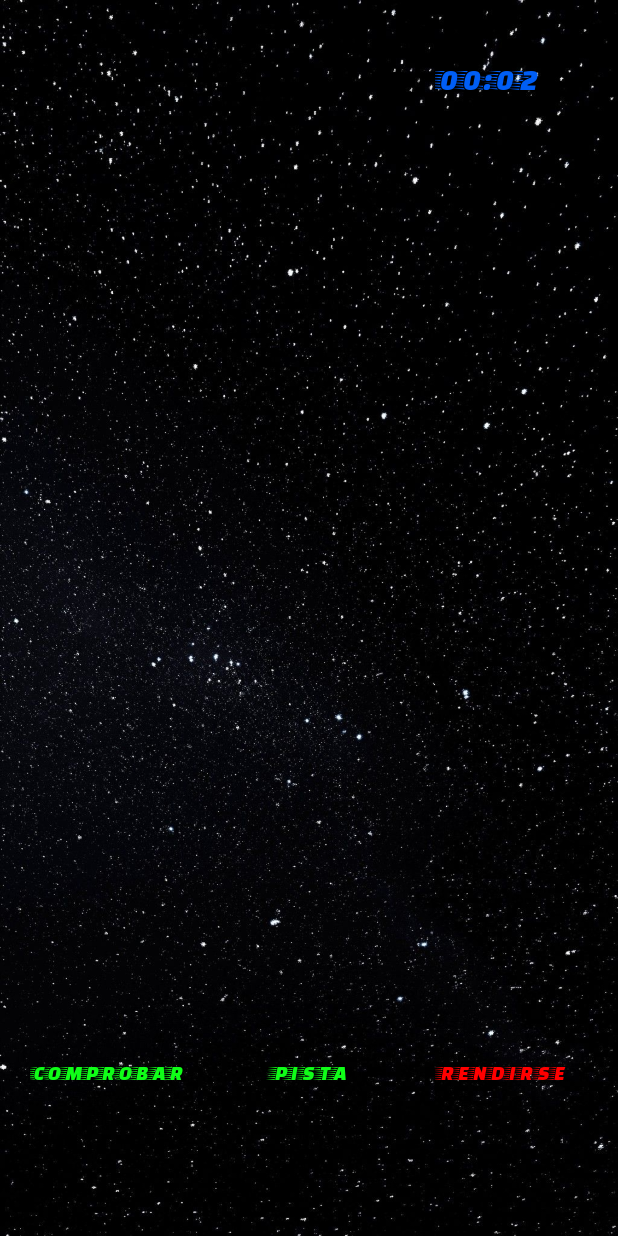
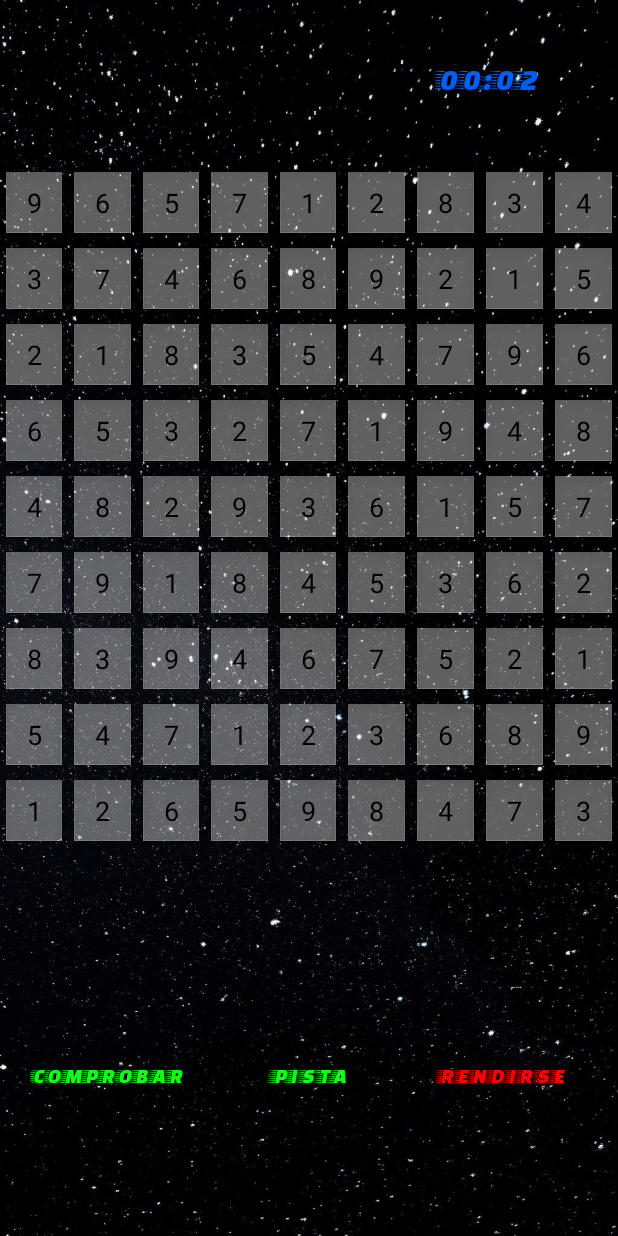
Before and after one commit to GabrielPerezLago/Sudoku_Kt, an Android app built with Jetpack Compose: the SudokuActivity screen opened directly, with no data from a screen before it, on a phone screen of 412 x 824 dp. Run offline under Robolectric (Android 15) with nearby library versions, the phone set to English and light mode, and no system bars.

Commit message:
25.12.01 Sudoku Renderizado

```diff
--- /dev/null
+++ b/app/src/main/java/com/gabri/sudoku/controller/SudokuController.kt
@@ -0,0 +1,153 @@
+package com.gabri.sudoku.controller
+
+import android.view.ViewGroup.LayoutParams.WRAP_CONTENT
+import android.widget.GridLayout
+import android.widget.LinearLayout
+import android.widget.TextView
+import androidx.appcompat.app.AppCompatActivity
+import androidx.compose.animation.core.LinearEasing
+import com.google.android.material.textfield.TextInputEditText
+import com.google.android.material.textfield.TextInputLayout
+
+class SudokuController {
+
+    fun validarNum(tbl: Array<IntArray>, fila: Int, columna: Int, numero: Int): Boolean {
+        for(i in 0 until 9) {
+            if (tbl[fila][i] == numero) return false
+            if (tbl[i][columna] == numero) return false
+        }
+
+        val fCuadrante = fila - fila % 3
+        val cCuadrante = columna - columna % 3
+
+        for (f in 0 until 3) {
+            for (c in 0 until 3){
+                if (tbl[fCuadrante + f][cCuadrante + c] == numero) return false
+            }
+        }
+
+        return true
+    }
+
+    fun genTablero(tbl: Array<IntArray>): Boolean {
+        for (fila in 0 until 9) {
+            for (col in 0 until 9) {
+                if (tbl[fila][col] == 0) {
+                   val numeros = (1..9).shuffled()
+
+                   for(n in numeros) {
+                       if (validarNum(tbl, fila, col, n)){
+                           tbl[fila][col] = n
+                           if (genTablero(tbl)) return true
+                           tbl[fila][col] = 0
+                       }
+                   }
+                    return false
+                }
+            }
+        }
+        return true
+    }
+
+    fun ocultarCeldas(tbl: Array<IntArray>, celdas: Int): Array<IntArray> {
+        val hidden = tbl.map { it.clone() }.toTypedArray()
+
+        var ocultas = 0
+        while (ocultas < celdas) {
+            val f = (0 until 9).random()
+            val c = (0 until 9).random()
+
+            if(hidden[f][c] != 0){
+                hidden[f][c] = 0
+                ocultas++
+            }
+        }
+
+        return hidden
+    }
+
+    fun renderTablero(context: AppCompatActivity ,tbl: Array<IntArray>): LinearLayout {
+        val layout = LinearLayout(context)
+        layout.removeAllViews()
+        layout.layoutParams = LinearLayout.LayoutParams(
+            LinearLayout.LayoutParams.MATCH_PARENT,
+            WRAP_CONTENT
+        )
+
+        for(i in 0 until tbl.size) {
+            val filas = LinearLayout(context)
+            filas.orientation = LinearLayout.HORIZONTAL
+            filas.layoutParams = LinearLayout.LayoutParams(
+                LinearLayout.LayoutParams.MATCH_PARENT,
+                WRAP_CONTENT
+            )
+
+            for (j in 0 until tbl[i].size) {
+                //val textLayout = TextInputLayout(context)
+                //textLayout.layoutParams = LinearLayout.LayoutParams(LinearLayout.LayoutParams.MATCH_PARENT,WRAP_CONTENT, 1f)
+
+
+                val txtInput = TextInputEditText(context)
+                txtInput.layoutParams = LinearLayout.LayoutParams(0, WRAP_CONTENT, 1f)
+                txtInput.textSize= 18f
+                txtInput.setPadding(20, 20, 20, 20)
+                txtInput.textAlignment = TextView.TEXT_ALIGNMENT_CENTER
+
+
+                if (tbl[i][j] != 0) {
+                    txtInput.setText(tbl[i][j].toString())
+                    txtInput.isEnabled = false
+
+                } else {
+                    txtInput.setText("")
+                    txtInput.isEnabled = true
+                }
+                print(tbl[i][j])
+                //textLayout.addView(txtInput)
+                filas.addView(txtInput)
+            }
+            layout.addView(filas)
+            println()
+        }
+        return layout
+    }
+
+    fun renderGridTablero(context: AppCompatActivity, tbl: Array<IntArray>): GridLayout {
+        val grid = GridLayout(context)
+        grid.rowCount = 9
+        grid.columnCount = 9
+        grid.layoutParams = LinearLayout.LayoutParams(LinearLayout.LayoutParams.MATCH_PARENT, LinearLayout.LayoutParams.WRAP_CONTENT)
+
+        for(i in 0 until tbl.size){
+            for(j in 0 until tbl[i].size) {
+                val txtInput = TextInputEditText(context)
+                txtInput.setTextSize(18f)
+                txtInput.setPadding(10,10,10,10)
+                txtInput.textAlignment = TextView.TEXT_ALIGNMENT_CENTER
+                txtInput.setBackgroundResource(android.R.drawable.edit_text)
+                txtInput.setTextColor(android.graphics.Color.BLACK)
+
+                if (tbl[i][j] != 0) {
+                    txtInput.setText(tbl[i][j].toString())
+                    txtInput.isEnabled = false
+                } else {
+                    txtInput.setText("")
+                    txtInput.isEnabled = true
+                }
+
+                val params = GridLayout.LayoutParams().apply {
+                    width = 0
+                    height = GridLayout.LayoutParams.WRAP_CONTENT
+                    columnSpec = GridLayout.spec(j, 1f)
+                    rowSpec = GridLayout.spec(i, 1f)
+                    setMargins(2, 2, 2, 2) // separadores entre celdas
+                }
+
+                txtInput.layoutParams = params
+                grid.addView(txtInput)
+            }
+        }
+        return grid
+    }
+
+}
--- a/app/src/main/java/com/gabri/sudoku/views/SudokuActivity.kt
+++ b/app/src/main/java/com/gabri/sudoku/views/SudokuActivity.kt
@@ -4,9 +4,12 @@ import android.os.Bundle
 import android.os.Handler
 import android.os.Looper
 import android.widget.Button
+import android.widget.GridLayout
+import android.widget.LinearLayout
 import android.widget.TextView
 import androidx.appcompat.app.AppCompatActivity
 import com.gabri.sudoku.R
+import com.gabri.sudoku.controller.SudokuController
 import com.gabri.sudoku.objects.JuegoObj
 import com.gabri.sudoku.utils.ContadorUtils
 import com.gabri.sudoku.utils.DialogUtils
@@ -14,6 +17,16 @@ import com.gabri.sudoku.utils.DialogUtils
 class SudokuActivity: AppCompatActivity() {
     private val dUtils: DialogUtils = DialogUtils()
     private val cUtils: ContadorUtils = ContadorUtils()
+    private val sController: SudokuController = SudokuController()
+    private val tablero = Array(9) { IntArray(9) }
+    private lateinit var  hiddenTbl: Array<IntArray>
+
+    private var celdasWithMode: Int = when(JuegoObj.mode) {
+        "facil" -> 20
+        "medio" -> 30
+        "dificil" -> 40
+        else -> 0
+    }
 
     override fun onCreate(savedInstanceState: Bundle?) {
         super.onCreate(savedInstanceState)
@@ -21,6 +34,7 @@ class SudokuActivity: AppCompatActivity() {
 
         val nombreLbl: TextView = findViewById<TextView>(R.id.nombreLbl)
         val tiempoLbl: TextView = findViewById<TextView>(R.id.timeLbl)
+        val tblLayout: LinearLayout = findViewById<LinearLayout>(R.id.tableroLayout)
         val comprobarBtn: Button = findViewById<Button>(R.id.comprobarBtn)
         val pistaBtn: Button = findViewById<Button>(R.id.pistaBtn)
         val rendirse: Button = findViewById<Button>(R.id.retreatBtn)
@@ -29,11 +43,24 @@ class SudokuActivity: AppCompatActivity() {
         this.rendirseListener(rendirse)
         cUtils.iniciarContador(tiempoLbl)
 
+        /* Generación de Tablero */
+
+        tablero.forEach { it.fill(0) }
+        sController.genTablero(tablero)
+        print(tablero)
+        hiddenTbl = sController.ocultarCeldas(tablero, celdasWithMode)
+
+        /* Renderizar Tablero */
+        tblLayout.removeAllViews()
+        var tRenderizado: GridLayout = sController.renderGridTablero(this@SudokuActivity, hiddenTbl)
+
+
+        tblLayout.addView(tRenderizado)
     }
 
     private fun rendirseListener(btn: Button) {
         btn.setOnClickListener { e ->
-            dUtils.insertBackInicioDialog(this,
+            dUtils.insertBackInicioDialog(this@SudokuActivity,
                 "¿ Estas seguro de que quieres salir , perderas todo el progreso ?")
         }
     }
--- a/app/src/main/res/layout/sudoku_activity.xml
+++ b/app/src/main/res/layout/sudoku_activity.xml
@@ -13,7 +13,6 @@
         app:layout_constraintTop_toTopOf="parent"
         app:layout_constraintStart_toStartOf="parent"
         app:layout_constraintEnd_toEndOf="parent"
-        app:layout_constraintTop_toBottomOf="parent"
         android:padding="20dp">
         <androidx.constraintlayout.widget.ConstraintLayout
             android:layout_width="match_parent"
@@ -56,7 +55,8 @@
         android:id="@+id/tableroLayout"
         android:layout_width="match_parent"
         android:layout_height="500dp"
-        android:orientation="horizontal"
+        android:layout_marginTop="4dp"
+        android:orientation="vertical"
         app:layout_constraintEnd_toEndOf="parent"
         app:layout_constraintHorizontal_bias="0.0"
         app:layout_constraintStart_toStartOf="parent"
```
